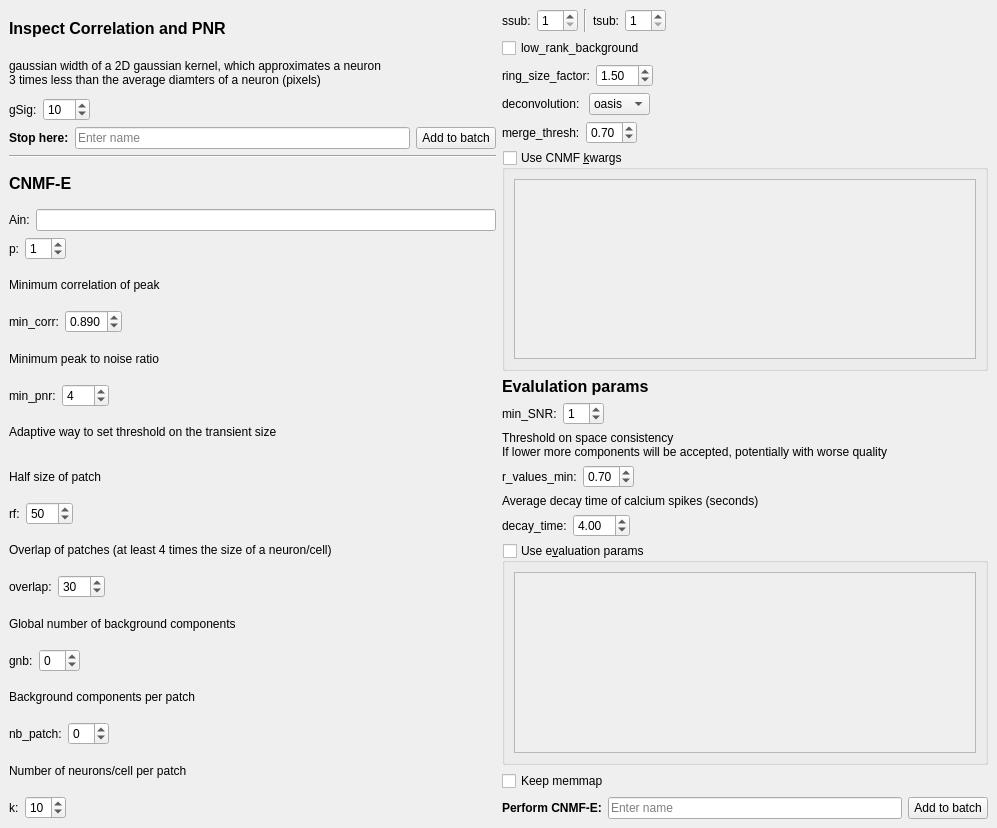
This is mesmerize/viewer/modules/ui_files/cnmfe_pytemplate.ui in kushalkolar/MESmerize as Qt 5 draws it before an edit. The edited form follows.
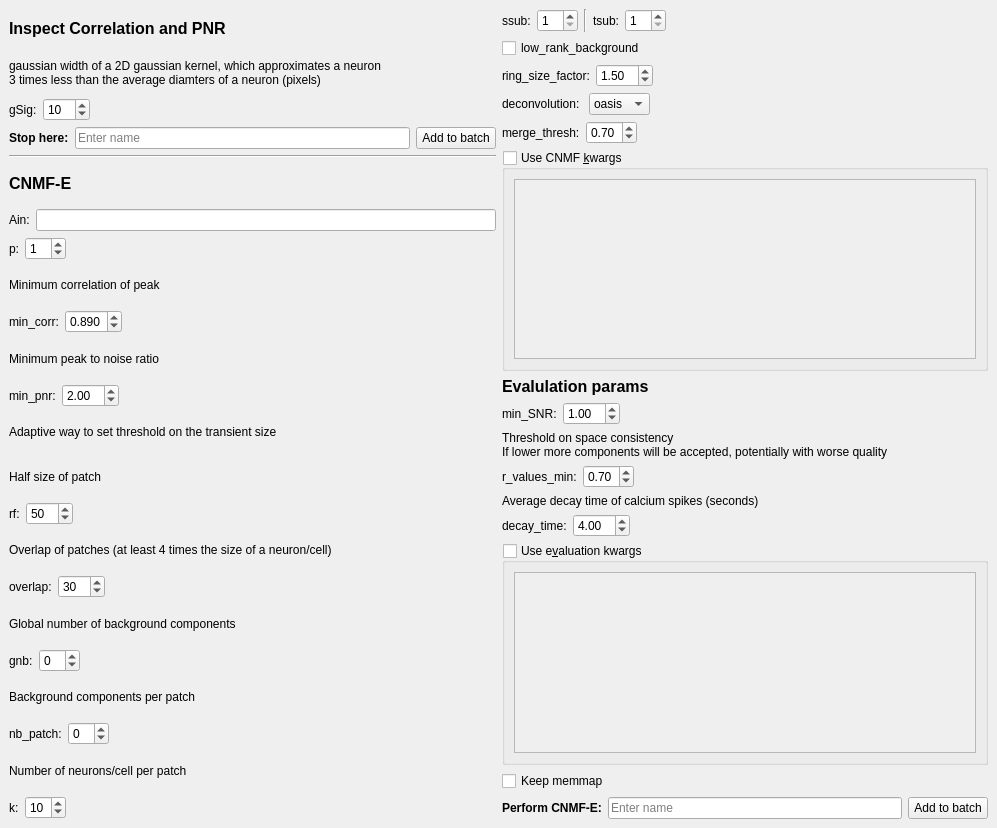
This is the edited form.

Commit message: updated ui and compiled template file for cnmfe gui

The edit to the form file:
```diff
--- a/mesmerize/viewer/modules/ui_files/cnmfe_pytemplate.ui
+++ b/mesmerize/viewer/modules/ui_files/cnmfe_pytemplate.ui
@@ -249,12 +249,12 @@
          </widget>
         </item>
         <item>
-         <widget class="QSpinBox" name="spinBoxMinPNR">
-          <property name="maximum">
-           <number>999</number>
+         <widget class="QDoubleSpinBox" name="doubleSpinBoxMinPNR">
+          <property name="singleStep">
+           <double>0.050000000000000</double>
           </property>
           <property name="value">
-           <number>4</number>
+           <double>2.000000000000000</double>
           </property>
          </widget>
         </item>
@@ -728,9 +728,12 @@
          </widget>
         </item>
         <item>
-         <widget class="QSpinBox" name="spinBoxMinSNR">
+         <widget class="QDoubleSpinBox" name="doubleSpinBoxMinSNR">
+          <property name="singleStep">
+           <double>0.100000000000000</double>
+          </property>
           <property name="value">
-           <number>1</number>
+           <double>1.000000000000000</double>
           </property>
          </widget>
         </item>
@@ -845,7 +848,7 @@
 Use single quotes for strings, do not use double quotes</string>
         </property>
         <property name="title">
-         <string>Use e&amp;valuation params</string>
+         <string>Use e&amp;valuation kwargs</string>
         </property>
         <property name="checkable">
          <bool>true</bool>
```
Left out of the diff: 4 changed lines with no effect on the pictures. The commit also changes 1 other file.
